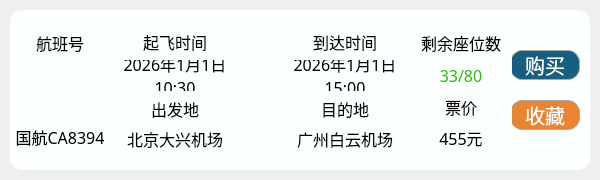
Qt form FlightItemWidget.ui (ImmortalWatcher/Flient_Management) before a commit.
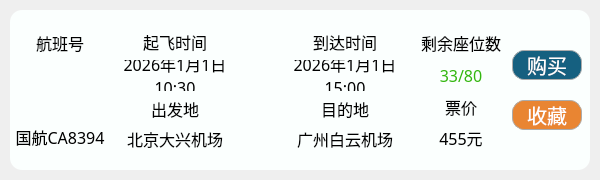
The same form after that commit. Icons and pictures are not drawn.

```diff
--- a/FlightItemWidget.ui
+++ b/FlightItemWidget.ui
@@ -40,7 +40,7 @@
     </property>
     <property name="geometry">
      <rect>
-      <x>500</x>
+      <x>502</x>
       <y>40</y>
       <width>70</width>
       <height>30</height>
@@ -70,7 +70,7 @@
     </property>
     <property name="geometry">
      <rect>
-      <x>500</x>
+      <x>502</x>
       <y>90</y>
       <width>70</width>
       <height>30</height>
```
Left out of the diff: 3 changed lines with no effect on the pictures.
